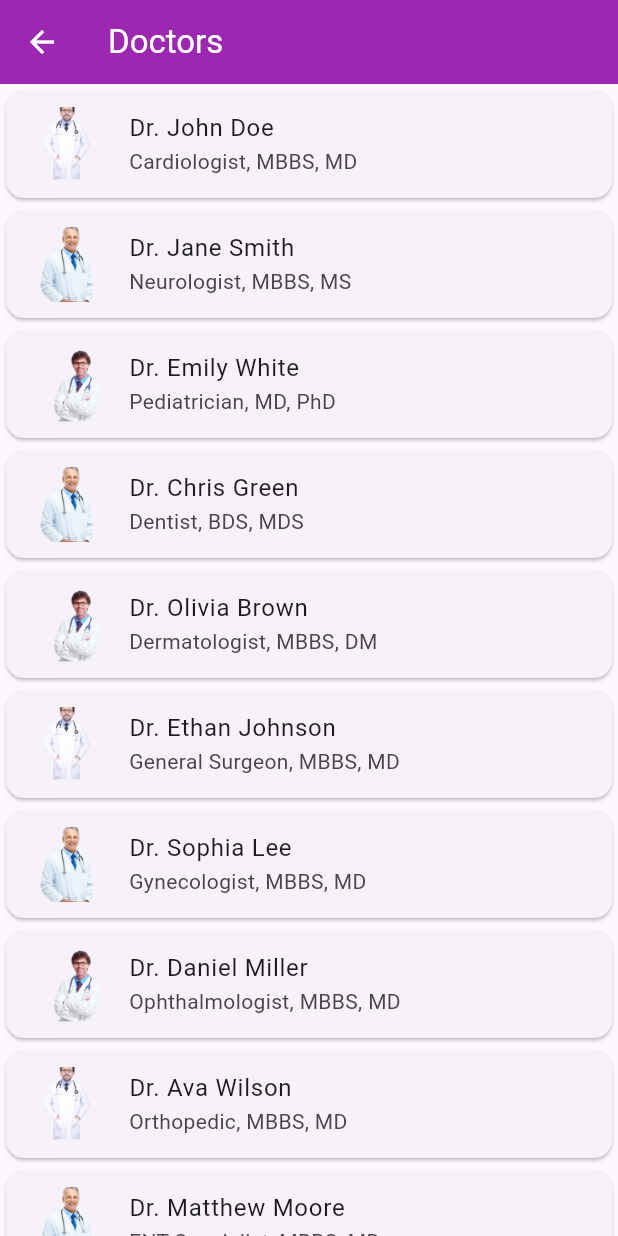
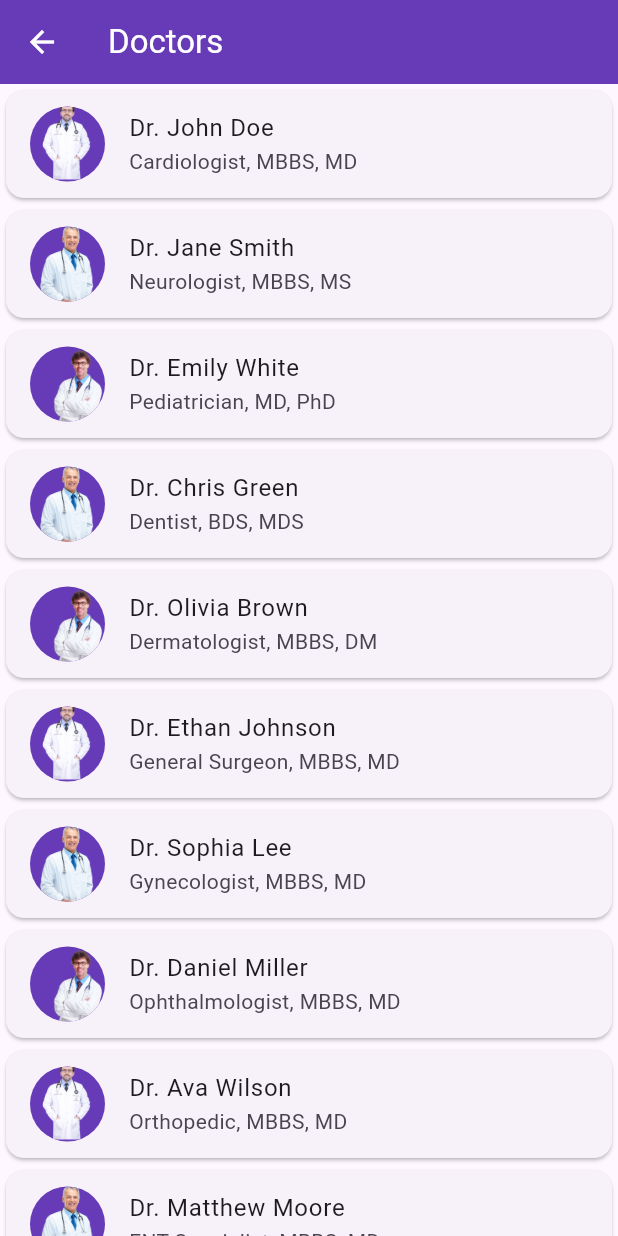
Before and after one commit to gokulvijayanand/healthcareapp, a Flutter app: the screen it shows after launch, after a tap on "Doctor", on a phone screen of 412 x 824 dp. Run offline on Flutter 3.47's test engine with Material 3 defaults, Android fonts, the phone set to English and light mode, and no system bars; our stand-ins replace lottie.

Commit message:
theme correction

```diff
--- a/lib/screens/doctors_list_page.dart
+++ b/lib/screens/doctors_list_page.dart
@@ -50,7 +50,12 @@ class _DoctorsListPageState extends State<DoctorsListPage> {
           final doctor = _doctors[index];
           return Card(
             child: ListTile(
-              leading: Image.asset(doctor.image, width: 50, height: 50, fit: BoxFit.cover),
+              leading: CircleAvatar(
+              backgroundColor: Colors.deepPurple,
+              radius: 25,
+              backgroundImage: AssetImage(doctor.image),
+              ),
+              //Image.asset(doctor.image, width: 50, height: 50, fit: BoxFit.cover),
               title: Text(doctor.name),
               subtitle: Text('${doctor.specialization}, ${doctor.qualification}'),
               onTap: () => Navigator.push(
--- a/lib/screens/splash_screen.dart
+++ b/lib/screens/splash_screen.dart
@@ -1,3 +1,4 @@
+import 'package:flutter/cupertino.dart';
 import 'package:flutter/material.dart';
 import 'package:lottie/lottie.dart';
 import 'home_page.dart';
@@ -28,7 +29,7 @@ class _SplashScreenState extends State<SplashScreen> {
           Container(
             decoration: BoxDecoration(
               image: DecorationImage(
-                image: AssetImage("assets/images/doctor_face.jpg"),
+                image: AssetImage("assets/images/doctor_sp.jpg"),
                 fit: BoxFit.fill,
               ),
             ),
@@ -56,20 +57,28 @@ class _SplashScreenState extends State<SplashScreen> {
                 flex: 2,
                 child: SizedBox(),
               ),
+              SizedBox(height: 275),
+              //Image.asset("assets/images/heartbeat.png", color: Colors.white,height: 100,),
+              Card(
+                shape: RoundedRectangleBorder( // This rounds the corners of the Card
+                borderRadius: BorderRadius.circular(12.0),
+                ),
+                color: Colors.deepPurple,
+
+                child: Text(
+                  "Health Care",
+                  style: TextStyle(color: Colors.white,fontSize: 30,fontWeight: FontWeight.w700 )
+                ),
+              ),
+              Text(
+                "By Gokul HealthCare Team",
+                style: TextStyle(color: Colors.deepPurple,fontSize: 30,fontWeight: FontWeight.normal ),
+              ),
               Lottie.asset(
                 'assets/lottie/heart_beat.json',
                 width: 200,
                 height: 200,
                 fit: BoxFit.fill,
-              ),
-              //Image.asset("assets/images/heartbeat.png", color: Colors.white,height: 100,),
-              Text(
-                "Health Care",
-                style: TextStyles.h1Style.white,
-              ),
-              Text(
-                "By Gokul HealthCare Team",
-                style: TextStyles.bodySm.white.bold,
               ),
               Expanded(
                 flex: 7,
--- a/lib/theams/theme.dart
+++ b/lib/theams/theme.dart
@@ -2,16 +2,16 @@ import 'package:flutter/material.dart';
 
 class AppThemes {
   static final lightTheme = ThemeData(
-    primarySwatch: Colors.purple,
+    primarySwatch: Colors.deepPurple,
     brightness: Brightness.light,
     appBarTheme: AppBarTheme(
-      backgroundColor: Colors.purple,
+      backgroundColor: Colors.deepPurple,
       foregroundColor: Colors.white,
     ),
     textTheme: TextTheme(
       titleMedium: TextStyle(color: Colors.black), // replaces bodyText1
       bodyMedium: TextStyle(color: Colors.black87), // replaces bodyText2
-      headlineMedium: TextStyle(fontSize: 20.0, fontWeight: FontWeight.bold, color: Colors.purple), // new for headline6
+      headlineMedium: TextStyle(fontSize: 20.0, fontWeight: FontWeight.bold, color: Colors.deepPurple), // new for headline6
     ),
   );
 
--- a/lib/widgets/home_card.dart
+++ b/lib/widgets/home_card.dart
@@ -18,24 +18,24 @@ class HomeCard extends StatelessWidget {
     return GestureDetector(
       onTap: onTap,
       child: Card(
+        color: Colors.deepPurple.shade300,
         shape: RoundedRectangleBorder( // This rounds the corners of the Card
-        borderRadius: BorderRadius.circular(10.0), // Adjust the radius as needed
+        borderRadius: BorderRadius.circular(15.0), // Adjust the radius as needed
         ),
         child: Container(
-          color: Colors.purple,
           width: double.infinity,
           height: MediaQuery.of(context).size.height * 0.2, // 10% of the body height
           padding: EdgeInsets.all(10),
-          child: Row(
+          child: Column(
             mainAxisAlignment: MainAxisAlignment.center,
             children: [
               Lottie.asset(lottiePath,
-                width: 50,
-                height: 70,
+                width: 90,
+                height: 120,
                 fit: BoxFit.fill,
               ),
               SizedBox(width: 10),
-              Text(title, style: TextStyle(fontSize: 12, fontWeight: FontWeight.bold)),
+              Text(title, style: TextStyle(fontSize: 15, color: Colors.white, fontWeight: FontWeight.bold)),
             ],
           ),
         ),
```
Also changed, not shown: assets/images/doctor_sp.jpg (added).
